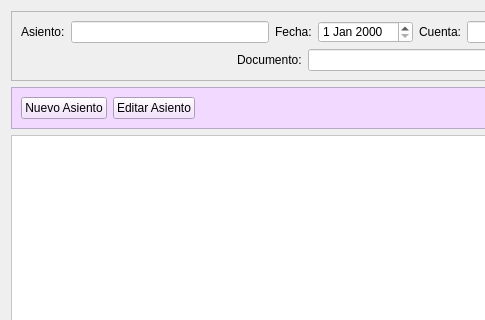
The window that Zona_Contabilidad/frmentrada_apuntes.ui (arcnexus/RedFoX) describes before a commit, drawn with Qt 5; both pictures show x 0 to 485 and y 0 to 320 of the 1023 by 499 pixel window.
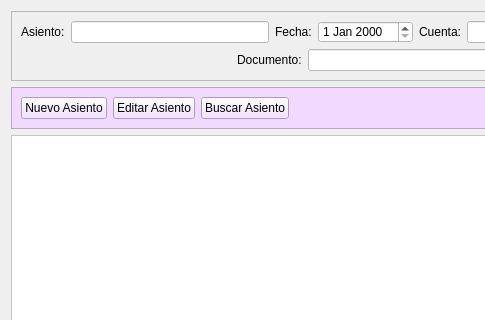
The same window after the commit. Icons and pictures are not drawn.

Commit message: Entrada apuntes contables

Diff of the .ui file:
```diff
--- a/Zona_Contabilidad/frmentrada_apuntes.ui
+++ b/Zona_Contabilidad/frmentrada_apuntes.ui
@@ -240,6 +240,23 @@
         </property>
        </widget>
       </item>
+      <item>
+       <widget class="QPushButton" name="pushButton_6">
+        <property name="text">
+         <string>Buscar Asiento</string>
+        </property>
+        <property name="icon">
+         <iconset resource="../maya.qrc">
+          <normaloff>:/Icons/PNG/search.png</normaloff>:/Icons/PNG/search.png</iconset>
+        </property>
+        <property name="iconSize">
+         <size>
+          <width>17</width>
+          <height>17</height>
+         </size>
+        </property>
+       </widget>
+      </item>
       <item>
        <spacer name="horizontalSpacer_2">
         <property name="orientation">
```
